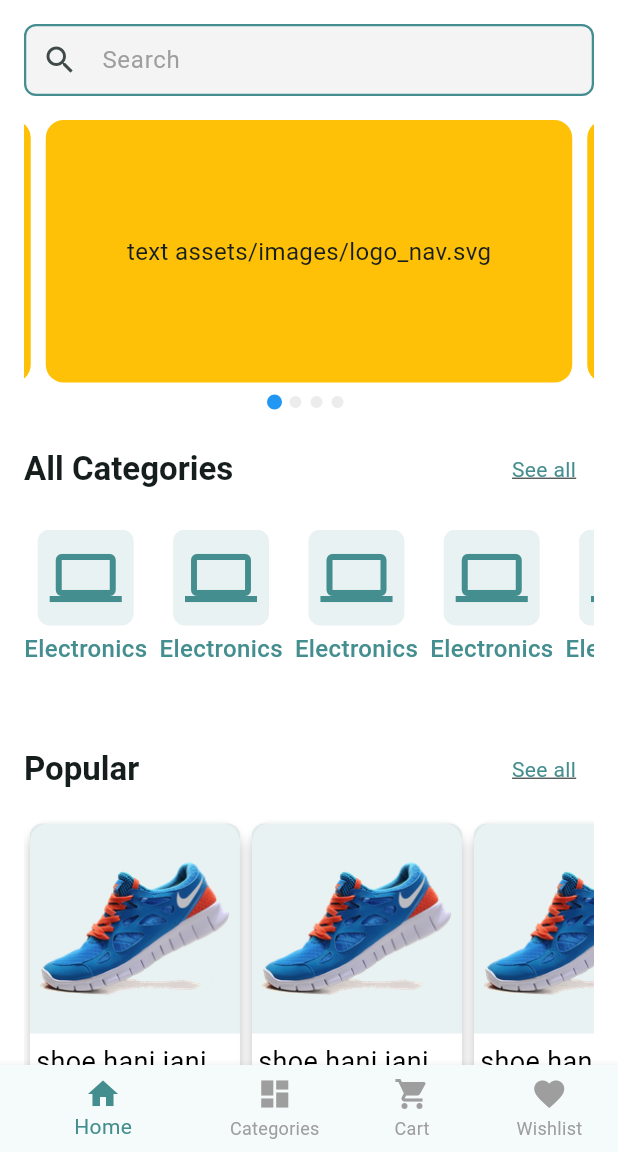
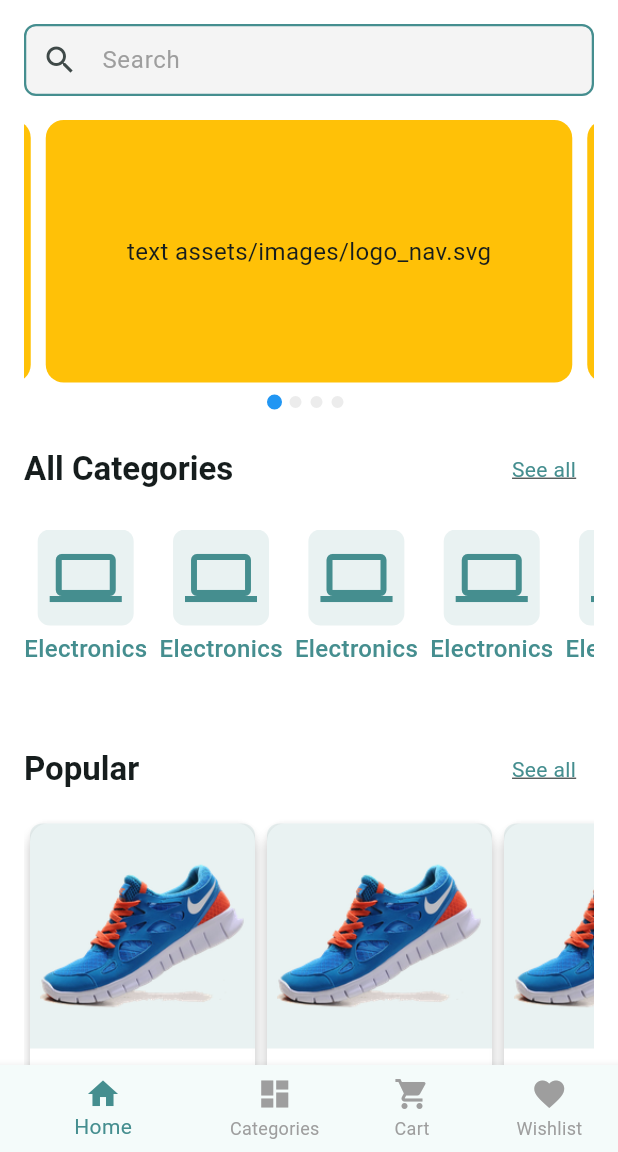
Before and after one commit to sanahid120/CraftyBay, a Flutter app: the screen it shows after launch, on a phone screen of 412 x 824 dp, the part 84-1236 px from its top. Run offline on Flutter 3.47's test engine with Material 3 defaults, Android fonts, the phone set to English and light mode, and no system bars; drawn by our look-alikes of carousel_slider; our stand-ins replace email_validator, flutter_svg, pin_code_fields; generated files the repository leaves out were written again.

Commit message:
complete product_list_screen.dart UI

```diff
--- a/lib/app/app_routes.dart
+++ b/lib/app/app_routes.dart
@@ -5,6 +5,8 @@ import 'package:flutter/material.dart';
 import '../features/auth/presentation/screens/homepage.dart';
 import '../features/auth/presentation/screens/sign_in_screen.dart';
 import '../features/auth/presentation/screens/splashScreen.dart';
+import '../features/category/presentaion/screens/category_screen.dart';
+import '../features/products/presentation/screens/product_list_screen.dart';
 
 class AppRoutes {
   static MaterialPageRoute<dynamic> onGenerateRoute(RouteSettings settings) {
@@ -28,6 +30,17 @@ class AppRoutes {
       break;
       case HomepageBottomNavBar.name:
         widget = HomepageBottomNavBar();
+        break;
+      case ProductListScreen.name:
+        final categoryName = settings.arguments as String;
+        widget = ProductListScreen(categoryName: categoryName,);
+        break;
+      case CategoryScreen.name:
+        widget = CategoryScreen();
+        break;
+      default:
+
+
     }
 
     return MaterialPageRoute(builder: (context) => widget);
--- a/lib/features/category/presentaion/screens/category_screen.dart
+++ b/lib/features/category/presentaion/screens/category_screen.dart
@@ -6,7 +6,7 @@ import '../../../../shared/presentation/provider/homepage_main_nav_provider.dart
 
 class CategoryScreen extends StatefulWidget {
   const CategoryScreen({super.key});
-
+static const String name = "/CategoryScreen";
   @override
   State<CategoryScreen> createState() => _CategoryScreenState();
 }
--- a/lib/shared/presentation/widgets/category_card.dart
+++ b/lib/shared/presentation/widgets/category_card.dart
@@ -1,14 +1,20 @@
 import 'package:flutter/material.dart';
 
 import '../../../app/app_colors.dart';
+import '../../../features/products/presentation/screens/product_list_screen.dart';
 
 class CategoryCard extends StatelessWidget {
   const CategoryCard({super.key});
 
   @override
   Widget build(BuildContext context) {
-    return Column(
+    return InkWell(
+      onTap: (){
+        onTapCategory(context, 'Electronics' );
+      },
+      child: Column(
         mainAxisSize: MainAxisSize.min,
+        crossAxisAlignment: .center,
         spacing: 4,
         children: [
           Container(
@@ -30,6 +36,11 @@ class CategoryCard extends StatelessWidget {
             ),
           ),
         ],
+      ),
     );
   }
+
+  void onTapCategory(BuildContext context, String categoryName) {
+    Navigator.of(context).pushNamed(ProductListScreen.name, arguments:categoryName );
   }
+}
--- a/lib/shared/presentation/widgets/product_card.dart
+++ b/lib/shared/presentation/widgets/product_card.dart
@@ -17,13 +17,15 @@ class ProductCard extends StatelessWidget {
       color: Colors.white,
 
       child: SizedBox(
-        width: 140,
+        width: 150,
+        height: 160,
         child: Column(
+          mainAxisSize: MainAxisSize.min,
           spacing: 2,
           children: [
-            Container(
-              width: 140,
-              height: 140,
+            Flexible(
+              child: Container(
+
                 padding: .all(4),
 
                 decoration: BoxDecoration(
@@ -36,6 +38,7 @@ class ProductCard extends StatelessWidget {
                 child: Image.asset(
                   AssetPaths.shoeImage,
                   fit: .scaleDown,
+                ),
               ),
             ),
 
@@ -85,7 +88,7 @@ class ProductCard extends StatelessWidget {
                 ],
               ),
             ),
-            const SizedBox(height: 4),
+
           ],
         ),
       ),
```
Also changed, not shown: lib/features/products/presentation/screens/product_list_screen.dart (added, +48 -0 lines). Lines whose indentation alone changed are shown as unchanged.
